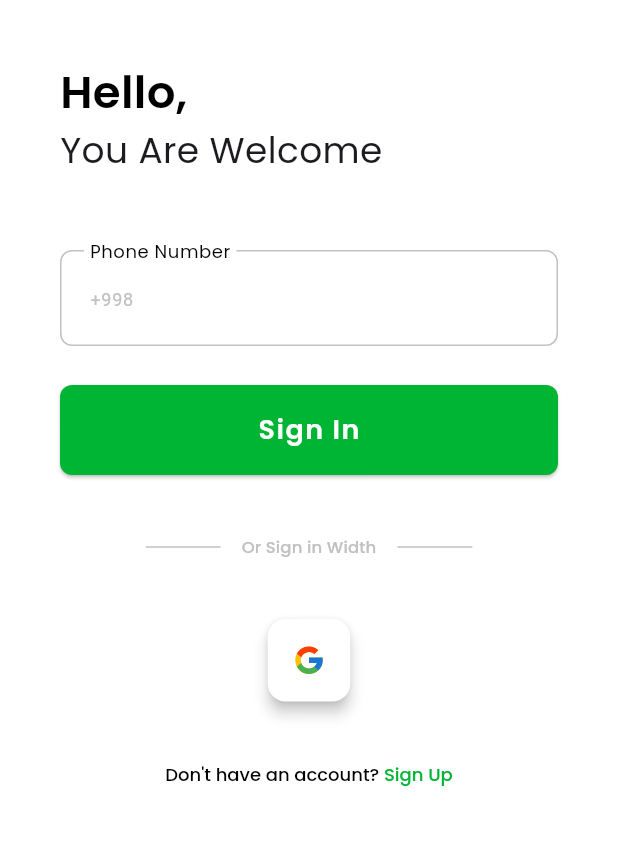
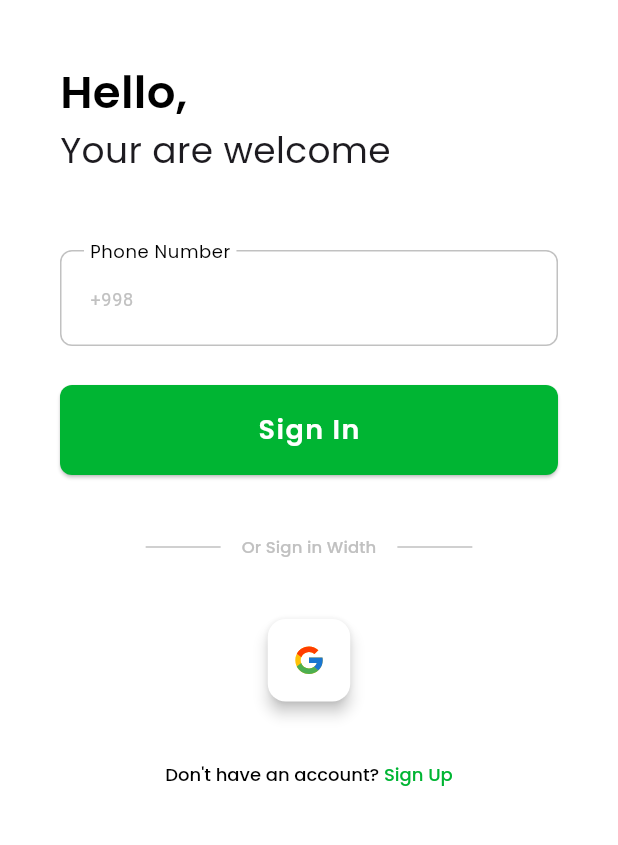
Before and after one commit to OtabekNuriddinov/pdp_quiz, a Flutter app: the screen it shows after launch, on a phone screen of 412 x 824 dp, the part 203-1048 px from its top. Run offline on Flutter 3.47's test engine with Material 3 defaults, Android fonts, the light colour scheme and no system bars; our stand-ins replace flutter_svg, google_fonts.

Commit message:
[Otabek] Sign In takomillashtirildi

```diff
--- a/lib/screen/sign_in/sign_in.dart
+++ b/lib/screen/sign_in/sign_in.dart
@@ -3,6 +3,7 @@ import 'package:flutter/material.dart';
 import 'package:pdp_quiz/core/config/routes.dart';
 import 'package:pdp_quiz/core/theme/colors.dart';
 import 'package:pdp_quiz/core/theme/dimens.dart';
+import 'package:pdp_quiz/core/theme/strings.dart';
 import '../../core/widgets/main_elevated_button.dart';
 import '../../core/widgets/main_textfield.dart';
 import '../../core/widgets/or_sign_in_with.dart';
@@ -80,7 +81,7 @@ class _SignInState extends State<SignIn> with TickerProviderStateMixin {
                 position: _animations[1],
                 child: Align(
                   alignment: Alignment.centerLeft,
-                  child: Text("Hello,", style: AppTextStyles.helloStyle),
+                  child: Text(AppStrings.hello, style: AppTextStyles.helloStyle),
                 ),
               ),
 
@@ -89,7 +90,7 @@ class _SignInState extends State<SignIn> with TickerProviderStateMixin {
                 child: Align(
                   alignment: Alignment.centerLeft,
                   child:
-                      Text("You Are Welcome", style: AppTextStyles.welcomeStyle),
+                      Text(AppStrings.welcome, style: AppTextStyles.welcomeStyle),
                 ),
               ),
               SizedBox(height: 50),
@@ -99,7 +100,7 @@ class _SignInState extends State<SignIn> with TickerProviderStateMixin {
                 child: SizedBox(
                   height: 66,
                   child: MainTextField(
-                    label: "Phone Number",
+                    label: AppStrings.phone,
                     hint: "+998",
                   ),
                 ),
@@ -149,7 +150,7 @@ class _SignInState extends State<SignIn> with TickerProviderStateMixin {
                   text: TextSpan(
                     children: [
                       TextSpan(
-                          text: "Don't have an account?",
+                          text: AppStrings.dHAccount,
                           style: AppTextStyles.dHAnAccount),
                       TextSpan(
                           text: " Sign Up",
```
